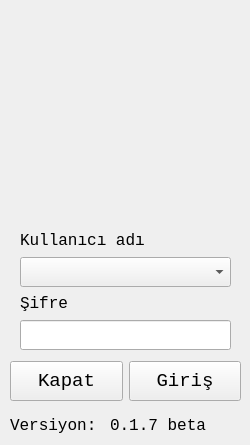
Qt form loginform.ui (mamoo81/bhss) before a commit.
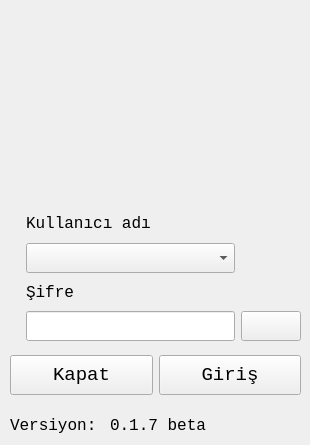
The same form after that commit. Icons and pictures are not drawn.

What changed in the file:
```diff
--- a/loginform.ui
+++ b/loginform.ui
@@ -6,7 +6,7 @@
    <rect>
     <x>0</x>
     <y>0</y>
-    <width>250</width>
+    <width>310</width>
     <height>445</height>
    </rect>
   </property>
@@ -18,7 +18,7 @@
   </property>
   <property name="maximumSize">
    <size>
-    <width>250</width>
+    <width>1000</width>
     <height>445</height>
    </size>
   </property>
@@ -39,8 +39,8 @@
    <widget class="QLabel" name="label">
     <property name="geometry">
      <rect>
-      <x>30</x>
-      <y>30</y>
+      <x>60</x>
+      <y>10</y>
       <width>191</width>
       <height>191</height>
      </rect>
@@ -55,65 +55,13 @@
      <bool>true</bool>
     </property>
    </widget>
-   <widget class="QWidget" name="verticalLayoutWidget">
-    <property name="geometry">
-     <rect>
-      <x>20</x>
-      <y>230</y>
-      <width>211</width>
-      <height>120</height>
-     </rect>
-    </property>
-    <layout class="QVBoxLayout" name="verticalLayout">
-     <item>
-      <widget class="QLabel" name="label_2">
-       <property name="text">
-        <string>Kullanıcı adı</string>
-       </property>
-      </widget>
-     </item>
-     <item>
-      <widget class="QComboBox" name="CmBoxUserName">
-       <property name="font">
-        <font>
-         <family>Monospace</family>
-         <pointsize>14</pointsize>
-        </font>
-       </property>
-      </widget>
-     </item>
-     <item>
-      <widget class="QLabel" name="label_3">
-       <property name="text">
-        <string>Şifre</string>
-       </property>
-      </widget>
-     </item>
-     <item>
-      <widget class="QLineEdit" name="LeditPass">
-       <property name="font">
-        <font>
-         <family>Monospace</family>
-         <pointsize>14</pointsize>
-        </font>
-       </property>
-       <property name="echoMode">
-        <enum>QLineEdit::Password</enum>
-       </property>
-       <property name="clearButtonEnabled">
-        <bool>true</bool>
-       </property>
-      </widget>
-     </item>
-    </layout>
-   </widget>
    <widget class="QWidget" name="horizontalLayoutWidget">
     <property name="geometry">
      <rect>
       <x>10</x>
       <y>350</y>
-      <width>231</width>
-      <height>62</height>
+      <width>291</width>
+      <height>51</height>
      </rect>
     </property>
     <layout class="QHBoxLayout" name="horizontalLayout">
@@ -209,27 +157,111 @@
      <string>Versiyon:</string>
     </property>
    </widget>
-   <widget class="QLabel" name="label_6">
-    <property name="enabled">
-     <bool>true</bool>
-    </property>
+   <widget class="QWidget" name="">
     <property name="geometry">
      <rect>
-      <x>0</x>
-      <y>320</y>
-      <width>16</width>
-      <height>16</height>
+      <x>10</x>
+      <y>210</y>
+      <width>291</width>
+      <height>131</height>
      </rect>
     </property>
-    <property name="text">
-     <string/>
-    </property>
-    <property name="pixmap">
-     <pixmap resource="images.qrc">:/images/ui/capslock.png</pixmap>
-    </property>
-    <property name="scaledContents">
-     <bool>true</bool>
-    </property>
+    <layout class="QGridLayout" name="gridLayout">
+     <item row="0" column="1">
+      <widget class="QLabel" name="label_2">
+       <property name="text">
+        <string>Kullanıcı adı</string>
+       </property>
+      </widget>
+     </item>
+     <item row="1" column="1">
+      <widget class="QComboBox" name="CmBoxUserName">
+       <property name="font">
+        <font>
+         <family>Monospace</family>
+         <pointsize>14</pointsize>
+        </font>
+       </property>
+      </widget>
+     </item>
+     <item row="2" column="1">
+      <widget class="QLabel" name="label_3">
+       <property name="text">
+        <string>Şifre</string>
+       </property>
+      </widget>
+     </item>
+     <item row="3" column="0">
+      <widget class="QLabel" name="label_6">
+       <property name="enabled">
+        <bool>true</bool>
+       </property>
+       <property name="maximumSize">
+        <size>
+         <width>32</width>
+         <height>32</height>
+        </size>
+       </property>
+       <property name="text">
+        <string/>
+       </property>
+       <property name="pixmap">
+        <pixmap resource="images.qrc">:/images/ui/capslock.png</pixmap>
+       </property>
+       <property name="scaledContents">
+        <bool>true</bool>
+       </property>
+      </widget>
+     </item>
+     <item row="3" column="1">
+      <widget class="QLineEdit" name="LeditPass">
+       <property name="font">
+        <font>
+         <family>Monospace</family>
+         <pointsize>14</pointsize>
+        </font>
+       </property>
+       <property name="echoMode">
+        <enum>QLineEdit::Password</enum>
+       </property>
+       <property name="clearButtonEnabled">
+        <bool>true</bool>
+       </property>
+      </widget>
+     </item>
+     <item row="3" column="2">
+      <widget class="QToolButton" name="toolButton">
+       <property name="minimumSize">
+        <size>
+         <width>0</width>
+         <height>30</height>
+        </size>
+       </property>
+       <property name="maximumSize">
+        <size>
+         <width>60</width>
+         <height>30</height>
+        </size>
+       </property>
+       <property name="toolTip">
+        <string>Sanal ekran klavyesini açar</string>
+       </property>
+       <property name="text">
+        <string/>
+       </property>
+       <property name="icon">
+        <iconset resource="images.qrc">
+         <normaloff>:/images/ui/keyboard.png</normaloff>:/images/ui/keyboard.png</iconset>
+       </property>
+       <property name="iconSize">
+        <size>
+         <width>96</width>
+         <height>32</height>
+        </size>
+       </property>
+      </widget>
+     </item>
+    </layout>
    </widget>
   </widget>
  </widget>
```
